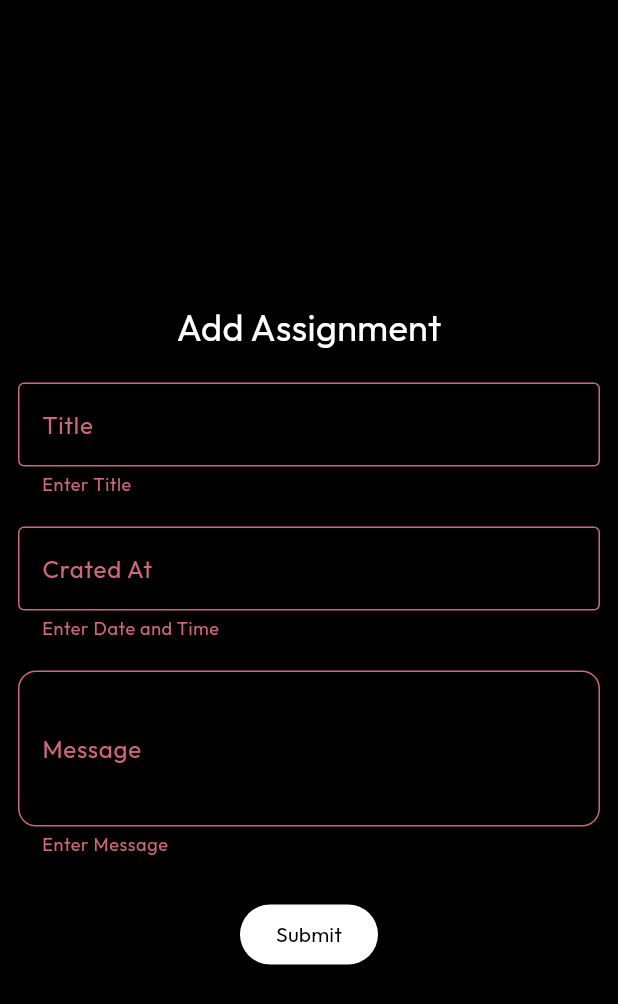
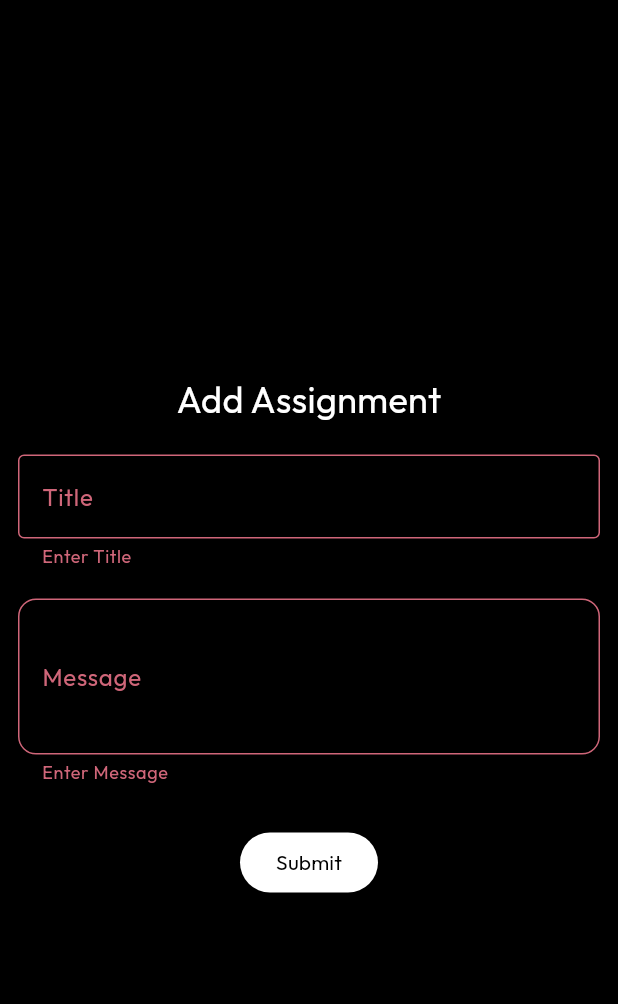
Before and after one commit to Swayanshuu/Batch-Mate, a Flutter app: the AddNotice screen opened directly, after a tap on "Submit", on a phone screen of 412 x 824 dp. Shown: the top 1004 px of the screen. Run offline on Flutter 3.47's test engine with Material 3 defaults, Android fonts, the phone set to English and light mode, and no system bars; our stand-ins replace chewie, cloud_firestore, dio, firebase_auth, firebase_core, video_player; accounts and stored records are empty; project files that could hold a hidden picture were left out.

Commit message:
work on add notice page and correct the time and user name

```diff
--- a/lib/Screens/contentScreens/add_Notice.dart
+++ b/lib/Screens/contentScreens/add_Notice.dart
@@ -15,7 +15,6 @@ class _AddNoticeState extends State<AddNotice> {
   final formKey = GlobalKey<FormState>();
 
   TextEditingController title = TextEditingController();
-  TextEditingController time = TextEditingController();
   TextEditingController message = TextEditingController();
 
   void addNotice() async {
@@ -31,11 +30,11 @@ class _AddNoticeState extends State<AddNotice> {
       if (!userDoc.exists) return;
 
       // to get user batchid from firestore
-      final code = userDoc.data()?['batchCode'] as String?;
+      final code = userDoc.data()?['batchCode'];
+
       if (code == null) return;
 
-      final userName = userDoc.data()?['name'] as String?;
-      if (code == null) return;
+      final userName = userDoc.data()?['name'] ?? "Unknown";
 
       Response response = await Dio().post(
         "https://classroombuddy-bc928-default-rtdb.firebaseio.com/batches/$code/notifications.json",
@@ -43,11 +42,11 @@ class _AddNoticeState extends State<AddNotice> {
         data: {
           "title": title.text,
           "postedBy": userName,
-          "createdAt": time.text,
+          "createdAt": DateTime.now().toIso8601String(),
           "message": message.text,
         },
       );
-      if (response.statusCode == 200) {
+      if (response.statusCode == 200 || response.statusCode == 201) {
         ScaffoldMessenger.of(
           context,
         ).showSnackBar(const SnackBar(content: Text("Assignment added ✅")));
@@ -94,6 +93,7 @@ class _AddNoticeState extends State<AddNotice> {
                             obScureText: false,
                             Controller: title,
                           ),
+
                           // SizedBox(height: 20),
                           // textField(
                           //   lebelText: "Subject",
@@ -101,14 +101,6 @@ class _AddNoticeState extends State<AddNotice> {
                           //   obScureText: false,
                           //   Controller: postedBy,
                           // ),
-                          SizedBox(height: 20),
-                          textField(
-                            lebelText: "Crated At",
-                            ValidatorMessage: "Enter Date and Time",
-                            obScureText: false,
-                            Controller: time,
-                          ),
-
                           SizedBox(height: 20),
 
                           // description box
--- a/lib/Screens/main_Screen.dart
+++ b/lib/Screens/main_Screen.dart
@@ -132,8 +132,8 @@ class _MainScreenState extends State<MainScreen> {
           ),
           Positioned.fill(
             child: BackdropFilter(
-              filter: ImageFilter.blur(sigmaX: 20, sigmaY: 20),
-              child: Container(color: Colors.black.withOpacity(0.4)),
+              filter: ImageFilter.blur(sigmaX: 30, sigmaY: 30),
+              child: Container(color: Colors.black.withOpacity(0.6)),
             ),
           ),
           RefreshIndicator(
```
